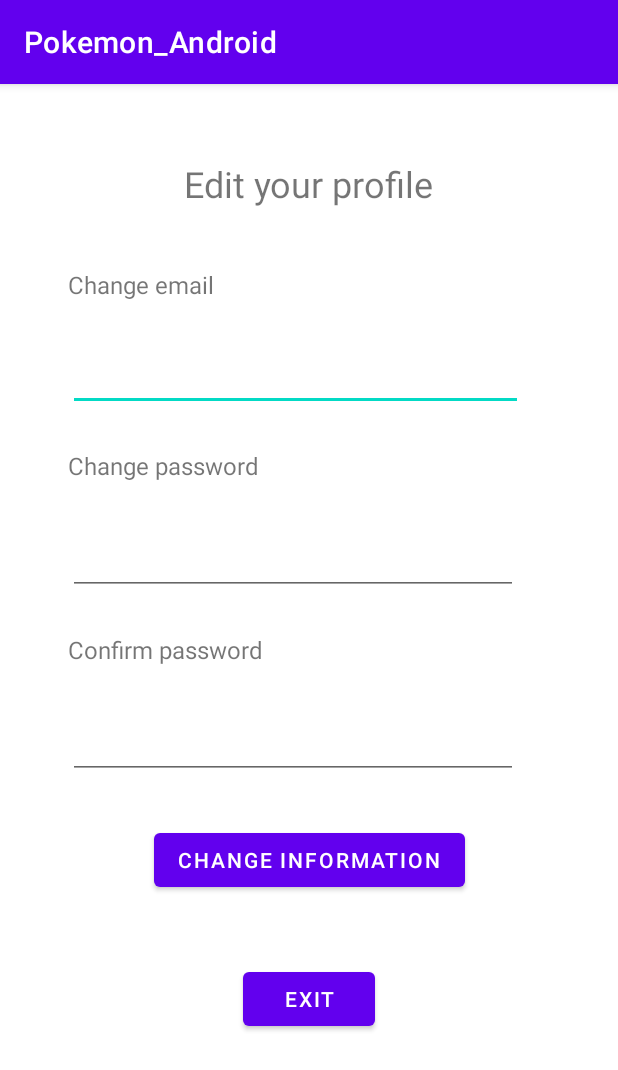
After one commit to aidaapadilla/Pokemon_Android, an Android app: the EditProfileActivity screen opened directly, with no data from a screen before it, on a phone screen of 412 x 824 dp. The commit adds this screen. Shown: the top 1070 px of the screen. Run offline under Robolectric (Android 15) with nearby library versions, the phone set to English and light mode, and no system bars.

Commit message:
Edit Profile

```diff
--- a/app/src/main/java/dsa/ejercicios_practica/pokemon_android/AllObjectsActivity.java
+++ b/app/src/main/java/dsa/ejercicios_practica/pokemon_android/AllObjectsActivity.java
@@ -56,7 +56,6 @@ public class AllObjectsActivity extends AppCompatActivity {
 
         SharedPreferences sharedPref = getSharedPreferences("userlogged", Context.MODE_PRIVATE);
         String charactername = sharedPref.getString("charactername",null);
-
 
         createAPI();
         doApiCall();
--- /dev/null
+++ b/app/src/main/java/dsa/ejercicios_practica/pokemon_android/EditProfileActivity.java
@@ -0,0 +1,146 @@
+package dsa.ejercicios_practica.pokemon_android;
+
+import androidx.appcompat.app.AppCompatActivity;
+
+import android.content.Context;
+import android.content.Intent;
+import android.content.SharedPreferences;
+import android.os.Bundle;
+import android.util.Log;
+import android.view.View;
+import android.widget.TextView;
+import android.widget.Toast;
+
+import com.google.gson.Gson;
+import com.google.gson.GsonBuilder;
+
+import dsa.models.Credentials;
+import dsa.models.User;
+import dsa.services.CharacterService;
+import dsa.services.UserService;
+import retrofit2.Call;
+import retrofit2.Callback;
+import retrofit2.Response;
+import retrofit2.Retrofit;
+import retrofit2.converter.gson.GsonConverterFactory;
+public class EditProfileActivity extends AppCompatActivity{
+
+    UserService API;
+
+    TextView emailText;
+    TextView password1Text;
+    TextView password2Text;
+
+    String username;
+    String email;
+    String password;
+    String charactername;
+
+    String password1;
+    String password2;
+
+    TextView incorrectpwdText;
+
+    public void createAPI(){
+        Gson gson = new GsonBuilder()
+                .setLenient()
+                .create();
+
+        Retrofit retrofit = new Retrofit.Builder()
+                .baseUrl(UserService.BASE_URL)
+                .addConverterFactory(GsonConverterFactory.create(gson))
+                .build();
+
+        SharedPreferences sharedPref = getSharedPreferences("userlogged", Context.MODE_PRIVATE);
+        username = sharedPref.getString("name",null);
+        email = sharedPref.getString("email",null);
+        password = sharedPref.getString("password",null);
+        charactername = sharedPref.getString("charactername", null);
+
+        emailText.setText(email);
+
+        API = retrofit.create(UserService.class);
+    }
+
+    @Override
+    protected void onCreate(Bundle savedInstanceState) {
+        super.onCreate(savedInstanceState);
+        setContentView(R.layout.editprofile);
+        Intent intent = getIntent();
+
+        emailText = findViewById(R.id.emailText);
+        password1Text = findViewById(R.id.password1Text);
+        password2Text = findViewById(R.id.password2Text);
+        incorrectpwdText = findViewById(R.id.incorrectpwdText);
+
+        createAPI();
+
+    }
+
+    public void updateClick(View v) {
+        email = emailText.getText().toString();
+        password1 = password1Text.getText().toString();
+        password2 = password2Text.getText().toString();
+        if (password1.equals(password2)==true){
+            User u = new User(username, password1, email,charactername);
+            Call<User> call = API.update(u);
+
+            call.enqueue(new Callback<User>() {
+                @Override
+                public void onResponse(Call<User> call, Response<User> response) {
+                    Log.i("update",""+response.code());
+
+                    if (response.code()!=404){
+                        Log.i("response code=",""+response.code());
+                        updateUserLogged(u);
+                        incorrectpwdText.setText("Update made correctly");
+                    }
+                    else{
+                        Context context = getApplicationContext();
+                        String text = "Information could not be changed";
+                        incorrectpwdText.setText(text);
+                        int duration = Toast.LENGTH_SHORT;
+                        Toast toast = Toast.makeText(context, text, duration);
+                        toast.show();
+                    }
+                }
+
+                @Override
+                public void onFailure(Call<User> call, Throwable t) {
+                    t.printStackTrace();
+                    Context context = getApplicationContext();
+                    String text = "Error";
+                    int duration = Toast.LENGTH_SHORT;
+                    Toast toast = Toast.makeText(context, text, duration);
+                    toast.show();
+                }
+            });
+        }
+        else
+            incorrectpwdText.setText("Passwords are different");
+    }
+
+    public void exitClick(View v){
+        Intent intent = new Intent(this, ProfileActivity.class);
+        this.startActivity(intent);
+    }
+
+    public void updateUserLogged(User user){
+        SharedPreferences sharedPref = getSharedPreferences("userlogged", Context.MODE_PRIVATE);
+        SharedPreferences.Editor editor = sharedPref.edit();
+        editor.putString("password",user.getPassword());
+        editor.putString("email",user.getEmail());
+        editor.commit();
+    }
+    /*
+    public void getUserEmail(User user){
+        SharedPreferences sharedPref = getSharedPreferences("userlogged", Context.MODE_PRIVATE);
+        SharedPreferences.Editor ;
+        editor.putString("name",user.getName());
+        editor.putString("password",user.getPassword());
+        editor.putString("charactername",user.getCharactername());
+        editor.commit();
+    }
+
+     */
+}
--- a/app/src/main/java/dsa/ejercicios_practica/pokemon_android/LogInActivity.java
+++ b/app/src/main/java/dsa/ejercicios_practica/pokemon_android/LogInActivity.java
@@ -32,7 +32,6 @@ public class LogInActivity extends AppCompatActivity {
     TextView passwordEditText;
 
     SharedPreferences myPreferences;
-
 
     UserService API;
 
@@ -111,8 +110,6 @@ public class LogInActivity extends AppCompatActivity {
                 toast.show();
             }
         });
-
-
     }
 
     public void saveUserLogged(User user){
@@ -120,6 +117,7 @@ public class LogInActivity extends AppCompatActivity {
         SharedPreferences.Editor editor = sharedPref.edit();
         editor.putString("name",user.getName());
         editor.putString("password",user.getPassword());
+        editor.putString("email",user.getEmail());
         editor.putString("charactername",user.getCharactername());
         editor.commit();
     }
--- a/app/src/main/java/dsa/ejercicios_practica/pokemon_android/ProfileActivity.java
+++ b/app/src/main/java/dsa/ejercicios_practica/pokemon_android/ProfileActivity.java
@@ -157,6 +157,11 @@ public class ProfileActivity extends AppCompatActivity {
         //falta mapa
     }
 
+    public void editClick(View v){
+        Intent intent = new Intent(this, EditProfileActivity.class);
+        startActivity(intent);
+    }
+
     public void playClick(View v){
         //obrir la partida
     }
--- a/app/src/main/java/dsa/ejercicios_practica/pokemon_android/RegisterActivity.java
+++ b/app/src/main/java/dsa/ejercicios_practica/pokemon_android/RegisterActivity.java
@@ -110,6 +110,7 @@ public class RegisterActivity extends AppCompatActivity {
         SharedPreferences.Editor editor = sharedPref.edit();
         editor.putString("name",user.getName());
         editor.putString("password",user.getPassword());
+        editor.putString("email",user.getEmail());
         editor.putString("charactername",user.getCharactername());
         editor.commit();
     }
--- a/app/src/main/java/dsa/services/UserService.java
+++ b/app/src/main/java/dsa/services/UserService.java
@@ -13,4 +13,6 @@ public interface UserService{
     Call<User> register(@Body User user); //Register??
     @POST("/dsaApp/endpoint/login")
     Call<User> login(@Body Credentials credentials);
+    @PUT("/dsaApp/endpoint/updateuser")
+    Call<User> update(@Body User user);
 }
--- /dev/null
+++ b/app/src/main/res/layout/editprofile.xml
@@ -0,0 +1,120 @@
+<?xml version="1.0" encoding="utf-8"?>
+<androidx.constraintlayout.widget.ConstraintLayout xmlns:android="http://schemas.android.com/apk/res/android"
+    xmlns:app="http://schemas.android.com/apk/res-auto"
+    xmlns:tools="http://schemas.android.com/tools"
+    android:layout_width="match_parent"
+    android:layout_height="match_parent">
+
+    <TextView
+        android:id="@+id/textView"
+        android:layout_width="wrap_content"
+        android:layout_height="wrap_content"
+        android:layout_marginTop="40dp"
+        android:text="Change email"
+        android:textSize="16sp"
+        app:layout_constraintEnd_toEndOf="parent"
+        app:layout_constraintHorizontal_bias="0.145"
+        app:layout_constraintStart_toStartOf="parent"
+        app:layout_constraintTop_toBottomOf="@+id/textView4" />
+
+    <TextView
+        android:id="@+id/textView2"
+        android:layout_width="wrap_content"
+        android:layout_height="wrap_content"
+        android:layout_marginTop="25dp"
+        android:text="Change password"
+        android:textSize="16sp"
+        app:layout_constraintStart_toStartOf="@+id/emailText"
+        app:layout_constraintTop_toBottomOf="@+id/emailText" />
+
+    <Button
+        android:id="@+id/updateButton"
+        android:layout_width="wrap_content"
+        android:layout_height="wrap_content"
+        android:layout_marginTop="30dp"
+        android:onClick="updateClick"
+        android:text="Change information"
+        app:layout_constraintEnd_toEndOf="parent"
+        app:layout_constraintStart_toStartOf="parent"
+        app:layout_constraintTop_toBottomOf="@+id/password2Text" />
+
+    <EditText
+        android:id="@+id/emailText"
+        android:layout_width="303dp"
+        android:layout_height="49dp"
+        android:layout_marginTop="24dp"
+        android:ems="10"
+        android:inputType="textPersonName"
+        android:text="Name"
+        app:layout_constraintEnd_toEndOf="parent"
+        app:layout_constraintHorizontal_bias="0.0"
+        app:layout_constraintStart_toStartOf="@+id/textView"
+        app:layout_constraintTop_toBottomOf="@+id/textView" />
+
+    <EditText
+        android:id="@+id/password1Text"
+        android:layout_width="300dp"
+        android:layout_height="50dp"
+        android:layout_marginTop="25dp"
+        android:ems="10"
+        android:inputType="textPersonName"
+        app:layout_constraintEnd_toEndOf="parent"
+        app:layout_constraintHorizontal_bias="0.0"
+        app:layout_constraintStart_toStartOf="@+id/textView2"
+        app:layout_constraintTop_toBottomOf="@+id/textView2" />
+
+    <TextView
+        android:id="@+id/textView3"
+        android:layout_width="wrap_content"
+        android:layout_height="wrap_content"
+        android:layout_marginTop="25dp"
+        android:text="Confirm password"
+        android:textSize="16sp"
+        app:layout_constraintStart_toStartOf="@+id/password1Text"
+        app:layout_constraintTop_toBottomOf="@+id/password1Text" />
+
+    <EditText
+        android:id="@+id/password2Text"
+        android:layout_width="300dp"
+        android:layout_height="50dp"
+        android:layout_marginTop="25dp"
+        android:ems="10"
+        android:inputType="textPersonName"
+        app:layout_constraintEnd_toEndOf="parent"
+        app:layout_constraintHorizontal_bias="0.0"
+        app:layout_constraintStart_toStartOf="@+id/textView3"
+        app:layout_constraintTop_toBottomOf="@+id/textView3" />
+
+    <TextView
+        android:id="@+id/textView4"
+        android:layout_width="wrap_content"
+        android:layout_height="wrap_content"
+        android:layout_marginTop="50dp"
+        android:text="Edit your profile"
+        android:textSize="24sp"
+        app:layout_constraintEnd_toEndOf="parent"
+        app:layout_constraintStart_toStartOf="parent"
+        app:layout_constraintTop_toTopOf="parent" />
+
+    <Button
+        android:id="@+id/exitButton"
+        android:layout_width="wrap_content"
+        android:layout_height="wrap_content"
+        android:onClick="exitClick"
+        android:text="Exit"
+        app:layout_constraintBottom_toBottomOf="parent"
+        app:layout_constraintEnd_toEndOf="parent"
+        app:layout_constraintStart_toStartOf="parent"
+        app:layout_constraintTop_toBottomOf="@+id/updateButton"
+        app:layout_constraintVertical_bias="0.25" />
+
+    <TextView
+        android:id="@+id/incorrectpwdText"
+        android:layout_width="wrap_content"
+        android:layout_height="wrap_content"
+        android:textSize="15sp"
+        app:layout_constraintBottom_toTopOf="@+id/updateButton"
+        app:layout_constraintEnd_toEndOf="parent"
+        app:layout_constraintStart_toStartOf="parent"
+        app:layout_constraintTop_toBottomOf="@+id/password2Text" />
+</androidx.constraintlayout.widget.ConstraintLayout>
```
Also changed, not shown: app/src/main/AndroidManifest.xml (+5 -2 lines), app/src/main/res/layout/profile.xml (+18 -8 lines).
